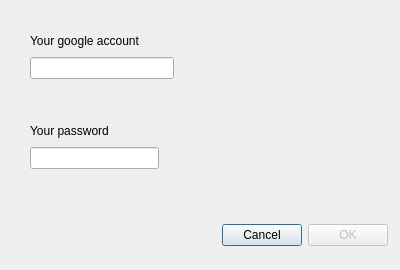
Qt form GoogleData.ui (KDE/akonadi-googledata-resource) before a commit.
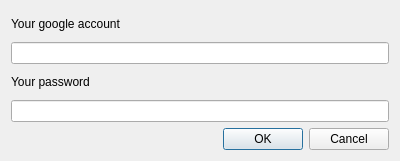
The same form after that commit.

Commit message: Using a QDialogButtonBox instead of 2 buttons. Should work better in other environments.

Patch:
```diff
--- a/GoogleData.ui
+++ b/GoogleData.ui
@@ -7,21 +7,14 @@
     <x>0</x>
     <y>0</y>
     <width>400</width>
-    <height>270</height>
+    <height>161</height>
    </rect>
   </property>
   <property name="windowTitle">
    <string>Dialog</string>
   </property>
-  <widget class="QWidget" name="layoutWidget">
-   <property name="geometry">
-    <rect>
-     <x>30</x>
-     <y>30</y>
-     <width>144</width>
-     <height>49</height>
-    </rect>
-   </property>
+  <layout class="QVBoxLayout" name="verticalLayout_3">
+   <item>
    <layout class="QVBoxLayout" name="verticalLayout">
     <item>
      <widget class="QLabel" name="lbAccount">
@@ -37,16 +30,8 @@
      <widget class="QLineEdit" name="eAccount"/>
     </item>
    </layout>
-  </widget>
-  <widget class="QWidget" name="layoutWidget">
-   <property name="geometry">
-    <rect>
-     <x>30</x>
-     <y>120</y>
-     <width>129</width>
-     <height>49</height>
-    </rect>
-   </property>
+   </item>
+   <item>
    <layout class="QVBoxLayout" name="verticalLayout_2">
     <item>
      <widget class="QLabel" name="lbPass">
@@ -62,49 +47,15 @@
      <widget class="QLineEdit" name="ePass"/>
     </item>
    </layout>
-  </widget>
-  <widget class="QWidget" name="layoutWidget">
-   <property name="geometry">
-    <rect>
-     <x>40</x>
-     <y>220</y>
-     <width>348</width>
-     <height>30</height>
-    </rect>
-   </property>
-   <layout class="QHBoxLayout" name="horizontalLayout">
-    <item>
-     <spacer name="horizontalSpacer">
-      <property name="orientation">
-       <enum>Qt::Horizontal</enum>
-      </property>
-      <property name="sizeHint" stdset="0">
-       <size>
-        <width>40</width>
-        <height>20</height>
-       </size>
-      </property>
-     </spacer>
     </item>
     <item>
-     <widget class="QPushButton" name="btCancel">
-      <property name="text">
-       <string>Cancel</string>
-      </property>
-     </widget>
-    </item>
-    <item>
-     <widget class="QPushButton" name="btOK">
-      <property name="enabled">
-       <bool>false</bool>
-      </property>
-      <property name="text">
-       <string>OK</string>
+    <widget class="QDialogButtonBox" name="buttonBox">
+     <property name="standardButtons">
+      <set>QDialogButtonBox::Cancel|QDialogButtonBox::Ok</set>
       </property>
      </widget>
     </item>
    </layout>
-  </widget>
  </widget>
  <tabstops>
   <tabstop>eAccount</tabstop>
```
Left out of the diff: 2 changed lines with no effect on the pictures. Lines whose indentation alone changed are shown as unchanged.
